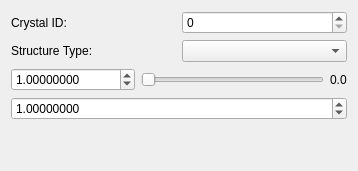
Above: polylaue/ui/resources/ui/burn_dialog.ui from PolyLaue/PolyLaue before the change. Below: the same form after it.
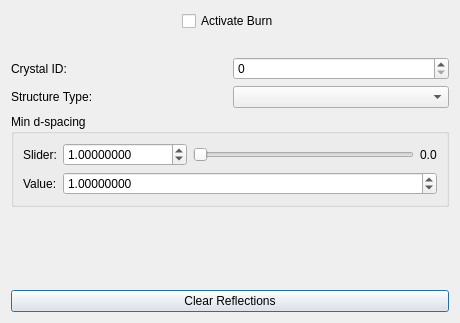
That is the form after the change. Custom widgets are drawn as their Qt base class.

Commit message:
Add "activate" and "clear" buttons to burn dialog
There is now a checkbox which indicates whether burning is activated.
The user must check this in order for the burn function to be applied.
It is automatically unchecked when certain things occur, such as changing
frames, so that old reflections are not accidentally overwritten.

There is also a "clear" button which clears all reflections for the
current frame from the HDF5 file.

What changed in the file:
```diff
--- a/polylaue/ui/resources/ui/burn_dialog.ui
+++ b/polylaue/ui/resources/ui/burn_dialog.ui
@@ -6,28 +6,42 @@
    <rect>
     <x>0</x>
     <y>0</y>
-    <width>358</width>
-    <height>171</height>
+    <width>460</width>
+    <height>323</height>
    </rect>
   </property>
   <property name="windowTitle">
    <string>Burn Reflections</string>
   </property>
   <layout class="QGridLayout" name="gridLayout">
-   <item row="5" column="0" colspan="2">
-    <spacer name="vertical_spacer">
-     <property name="orientation">
-      <enum>Qt::Vertical</enum>
+   <item row="7" column="0" colspan="2">
+    <widget class="QPushButton" name="clear">
+     <property name="toolTip">
+      <string>&lt;html&gt;&lt;head/&gt;&lt;body&gt;&lt;p&gt;Clear all reflections in the HDF5 file for the currently viewed frame.&lt;/p&gt;&lt;/body&gt;&lt;/html&gt;</string>
      </property>
-     <property name="sizeHint" stdset="0">
-      <size>
-       <width>20</width>
-       <height>40</height>
-      </size>
+     <property name="text">
+      <string>Clear Reflections</string>
      </property>
-    </spacer>
+    </widget>
    </item>
-   <item row="1" column="1">
+   <item row="2" column="0">
+    <widget class="QLabel" name="crystal_id_label">
+     <property name="toolTip">
+      <string>&lt;html&gt;&lt;head/&gt;&lt;body&gt;&lt;p&gt;Set the crystal ID that these reflections will correspond to. Existings reflections with this crystal ID will be overwritten when the structure type or dmin are modified.&lt;/p&gt;&lt;p&gt;&lt;br/&gt;&lt;/p&gt;&lt;p&gt;If this crystal ID does not already exist within the reflections HDF5 file, a new entry will be made using the current ABC matrix as the parameters.&lt;/p&gt;&lt;/body&gt;&lt;/html&gt;</string>
+     </property>
+     <property name="text">
+      <string>Crystal ID:</string>
+     </property>
+    </widget>
+   </item>
+   <item row="3" column="1">
+    <widget class="QComboBox" name="structure_type">
+     <property name="toolTip">
+      <string>&lt;html&gt;&lt;head/&gt;&lt;body&gt;&lt;p&gt;Set the structure type used when burning reflections.&lt;/p&gt;&lt;/body&gt;&lt;/html&gt;</string>
+     </property>
+    </widget>
+   </item>
+   <item row="2" column="1">
     <widget class="QSpinBox" name="crystal_id">
      <property name="toolTip">
       <string>&lt;html&gt;&lt;head/&gt;&lt;body&gt;&lt;p&gt;Set the crystal ID that these reflections will correspond to. Existings reflections with this crystal ID will be overwritten when the structure type or dmin are modified.&lt;/p&gt;&lt;p&gt;&lt;br/&gt;&lt;/p&gt;&lt;p&gt;If this crystal ID does not already exist within the reflections HDF5 file, a new entry will be made using the current ABC matrix as the parameters.&lt;/p&gt;&lt;/body&gt;&lt;/html&gt;</string>
@@ -37,36 +51,36 @@
      </property>
     </widget>
    </item>
+   <item row="6" column="0" colspan="2">
+    <spacer name="vertical_spacer">
+     <property name="orientation">
+      <enum>Qt::Vertical</enum>
+     </property>
+     <property name="sizeHint" stdset="0">
+      <size>
+       <width>20</width>
+       <height>40</height>
+      </size>
+     </property>
+    </spacer>
+   </item>
+   <item row="3" column="0">
+    <widget class="QLabel" name="structure_type_label">
+     <property name="toolTip">
+      <string>&lt;html&gt;&lt;head/&gt;&lt;body&gt;&lt;p&gt;Set the structure type used when burning reflections.&lt;/p&gt;&lt;/body&gt;&lt;/html&gt;</string>
+     </property>
+     <property name="text">
+      <string>Structure Type:</string>
+     </property>
+    </widget>
+   </item>
    <item row="4" column="0" colspan="2">
-    <widget class="ScientificDoubleSpinBox" name="dmin_value">
-     <property name="toolTip">
-      <string>&lt;html&gt;&lt;head/&gt;&lt;body&gt;&lt;p&gt;The current value of the burn slider.&lt;/p&gt;&lt;/body&gt;&lt;/html&gt;</string>
+    <widget class="QGroupBox" name="groupBox">
+     <property name="title">
+      <string>Min d-spacing</string>
      </property>
-     <property name="keyboardTracking">
-      <bool>false</bool>
-     </property>
-     <property name="decimals">
-      <number>8</number>
-     </property>
-     <property name="maximum">
-      <double>100000.000000000000000</double>
-     </property>
-     <property name="value">
-      <double>1.000000000000000</double>
-     </property>
-    </widget>
-   </item>
-   <item row="1" column="0">
-    <widget class="QLabel" name="crystal_id_label">
-     <property name="toolTip">
-      <string>&lt;html&gt;&lt;head/&gt;&lt;body&gt;&lt;p&gt;Set the crystal ID that these reflections will correspond to. Existings reflections with this crystal ID will be overwritten when the structure type or dmin are modified.&lt;/p&gt;&lt;p&gt;&lt;br/&gt;&lt;/p&gt;&lt;p&gt;If this crystal ID does not already exist within the reflections HDF5 file, a new entry will be made using the current ABC matrix as the parameters.&lt;/p&gt;&lt;/body&gt;&lt;/html&gt;</string>
-     </property>
-     <property name="text">
-      <string>Crystal ID:</string>
-     </property>
-    </widget>
-   </item>
-   <item row="3" column="0" colspan="2">
+     <layout class="QGridLayout" name="gridLayout_2">
+      <item row="0" column="1">
     <layout class="QHBoxLayout" name="horizontalLayout">
      <item>
       <widget class="ScientificDoubleSpinBox" name="max_dmin">
@@ -112,22 +126,100 @@
      </item>
     </layout>
    </item>
-   <item row="2" column="0">
-    <widget class="QLabel" name="structure_type_label">
+      <item row="1" column="1">
+       <widget class="ScientificDoubleSpinBox" name="dmin_value">
      <property name="toolTip">
-      <string>&lt;html&gt;&lt;head/&gt;&lt;body&gt;&lt;p&gt;Set the structure type used when burning reflections.&lt;/p&gt;&lt;/body&gt;&lt;/html&gt;</string>
-     </property>
+         <string>&lt;html&gt;&lt;head/&gt;&lt;body&gt;&lt;p&gt;The current value of the burn slider.&lt;/p&gt;&lt;/body&gt;&lt;/html&gt;</string>
+        </property>
+        <property name="keyboardTracking">
+         <bool>false</bool>
+        </property>
+        <property name="decimals">
+         <number>8</number>
+        </property>
+        <property name="maximum">
+         <double>100000.000000000000000</double>
+        </property>
+        <property name="value">
+         <double>1.000000000000000</double>
+        </property>
+       </widget>
+      </item>
+      <item row="1" column="0">
+       <widget class="QLabel" name="label">
      <property name="text">
-      <string>Structure Type:</string>
+         <string>Value:</string>
      </property>
     </widget>
    </item>
-   <item row="2" column="1">
-    <widget class="QComboBox" name="structure_type">
+      <item row="0" column="0">
+       <widget class="QLabel" name="label_2">
+        <property name="text">
+         <string>Slider:</string>
+        </property>
+       </widget>
+      </item>
+     </layout>
+    </widget>
+   </item>
+   <item row="0" column="0" colspan="2">
+    <layout class="QGridLayout" name="gridLayout_3">
+     <item row="0" column="1">
+      <widget class="QCheckBox" name="activate_burn">
      <property name="toolTip">
-      <string>&lt;html&gt;&lt;head/&gt;&lt;body&gt;&lt;p&gt;Set the structure type used when burning reflections.&lt;/p&gt;&lt;/body&gt;&lt;/html&gt;</string>
-     </property>
-    </widget>
+        <string>&lt;html&gt;&lt;head/&gt;&lt;body&gt;&lt;p&gt;Activate the burn function, so that when the dmin slider or structure type is edited, burn is triggered.&lt;/p&gt;&lt;p&gt;&lt;br/&gt;&lt;/p&gt;&lt;p&gt;If the crystal ID changes, or the current frame changes, burn is automatically deactivated in order to prevent any accidental overwriting of previously burned reflections.&lt;/p&gt;&lt;/body&gt;&lt;/html&gt;</string>
+       </property>
+       <property name="styleSheet">
+        <string notr="true">Q</string>
+       </property>
+       <property name="text">
+        <string>Activate Burn</string>
+       </property>
+      </widget>
+     </item>
+     <item row="0" column="0">
+      <spacer name="horizontalSpacer">
+       <property name="orientation">
+        <enum>Qt::Horizontal</enum>
+       </property>
+       <property name="sizeHint" stdset="0">
+        <size>
+         <width>40</width>
+         <height>20</height>
+        </size>
+       </property>
+      </spacer>
+     </item>
+     <item row="0" column="2">
+      <spacer name="horizontalSpacer_2">
+       <property name="orientation">
+        <enum>Qt::Horizontal</enum>
+       </property>
+       <property name="sizeHint" stdset="0">
+        <size>
+         <width>40</width>
+         <height>20</height>
+        </size>
+       </property>
+      </spacer>
+     </item>
+    </layout>
+   </item>
+   <item row="1" column="0" colspan="2">
+    <spacer name="verticalSpacer">
+     <property name="orientation">
+      <enum>Qt::Vertical</enum>
+     </property>
+     <property name="sizeType">
+      <enum>QSizePolicy::Fixed</enum>
+     </property>
+     <property name="sizeHint" stdset="0">
+      <size>
+       <width>20</width>
+       <height>20</height>
+      </size>
+     </property>
+    </spacer>
    </item>
   </layout>
  </widget>
```
Left out of the diff: 2 changed lines with no effect on the pictures. Lines whose indentation alone changed are shown as unchanged. The commit also changes 7 other files.
